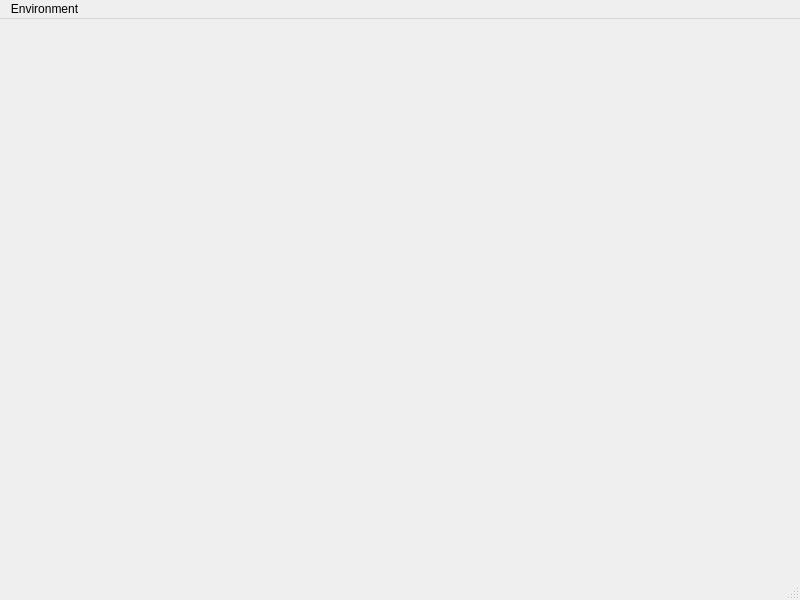
Qt form ICP/mainwindow.ui (Inozitol/ICP2) before a commit.
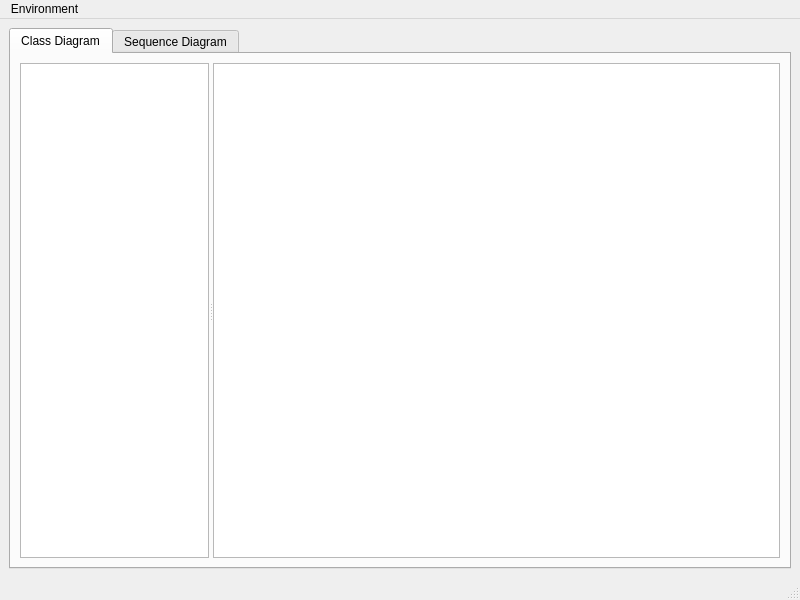
The same form after that commit. The open tabs and pages were chosen to show the change.

Commit message: Basic class list + environ refactor

Patch:
```diff
--- a/ICP/mainwindow.ui
+++ b/ICP/mainwindow.ui
@@ -13,7 +13,83 @@
   <property name="windowTitle">
    <string>MainWindow</string>
   </property>
-  <widget class="QWidget" name="centralwidget"/>
+  <widget class="QWidget" name="centralwidget">
+   <layout class="QHBoxLayout" name="horizontalLayout">
+    <item>
+     <widget class="QTabWidget" name="tabWidget">
+      <property name="currentIndex">
+       <number>1</number>
+      </property>
+      <widget class="QWidget" name="classTab">
+       <attribute name="title">
+        <string>Class Diagram</string>
+       </attribute>
+       <layout class="QHBoxLayout" name="horizontalLayout_2">
+        <item>
+         <widget class="QSplitter" name="splitter">
+          <property name="sizePolicy">
+           <sizepolicy hsizetype="Expanding" vsizetype="Expanding">
+            <horstretch>0</horstretch>
+            <verstretch>0</verstretch>
+           </sizepolicy>
+          </property>
+          <property name="orientation">
+           <enum>Qt::Horizontal</enum>
+          </property>
+          <widget class="QListWidget" name="classList">
+           <property name="sizePolicy">
+            <sizepolicy hsizetype="Preferred" vsizetype="Preferred">
+             <horstretch>1</horstretch>
+             <verstretch>0</verstretch>
+            </sizepolicy>
+           </property>
+          </widget>
+          <widget class="QGraphicsView" name="classView">
+           <property name="sizePolicy">
+            <sizepolicy hsizetype="Preferred" vsizetype="Preferred">
+             <horstretch>3</horstretch>
+             <verstretch>0</verstretch>
+            </sizepolicy>
+           </property>
+          </widget>
+         </widget>
+        </item>
+       </layout>
+      </widget>
+      <widget class="QWidget" name="sequenceTab">
+       <attribute name="title">
+        <string>Sequence Diagram</string>
+       </attribute>
+       <layout class="QHBoxLayout" name="horizontalLayout_3">
+        <item>
+         <widget class="QSplitter" name="splitter_2">
+          <property name="orientation">
+           <enum>Qt::Horizontal</enum>
+          </property>
+          <widget class="QListWidget" name="sequenceList">
+           <property name="sizePolicy">
+            <sizepolicy hsizetype="Preferred" vsizetype="Preferred">
+             <horstretch>1</horstretch>
+             <verstretch>0</verstretch>
+            </sizepolicy>
+           </property>
+          </widget>
+          <widget class="QGraphicsView" name="sequenceView">
+           <property name="sizePolicy">
+            <sizepolicy hsizetype="Preferred" vsizetype="Preferred">
+             <horstretch>3</horstretch>
+             <verstretch>0</verstretch>
+            </sizepolicy>
+           </property>
+          </widget>
+         </widget>
+        </item>
+       </layout>
+      </widget>
+     </widget>
+    </item>
+   </layout>
+  </widget>
   <widget class="QMenuBar" name="menubar">
    <property name="geometry">
     <rect>
```
Left out of the diff: 12 changed lines with no effect on the pictures. The commit also changes 9 other files.
